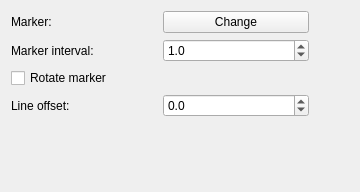
This is qgis/src/ui/symbollayer/widget_markerline.ui in sourcepole/qgis as Qt 5 draws it before an edit. The edited form follows.
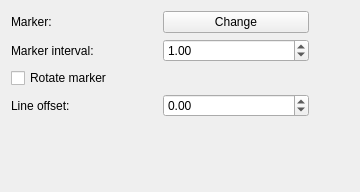
This is the edited form.

The edit to the form file:
```diff
--- a/qgis/src/ui/symbollayer/widget_markerline.ui
+++ b/qgis/src/ui/symbollayer/widget_markerline.ui
@@ -70,7 +70,7 @@
      <item row="3" column="1">
       <widget class="QDoubleSpinBox" name="spinOffset">
        <property name="decimals">
-        <number>1</number>
+        <number>2</number>
        </property>
        <property name="minimum">
         <double>-100000.000000000000000</double>
@@ -83,7 +83,7 @@
      <item row="1" column="1">
       <widget class="QDoubleSpinBox" name="spinInterval">
        <property name="decimals">
-        <number>1</number>
+        <number>2</number>
        </property>
        <property name="maximum">
         <double>100000.000000000000000</double>
```
